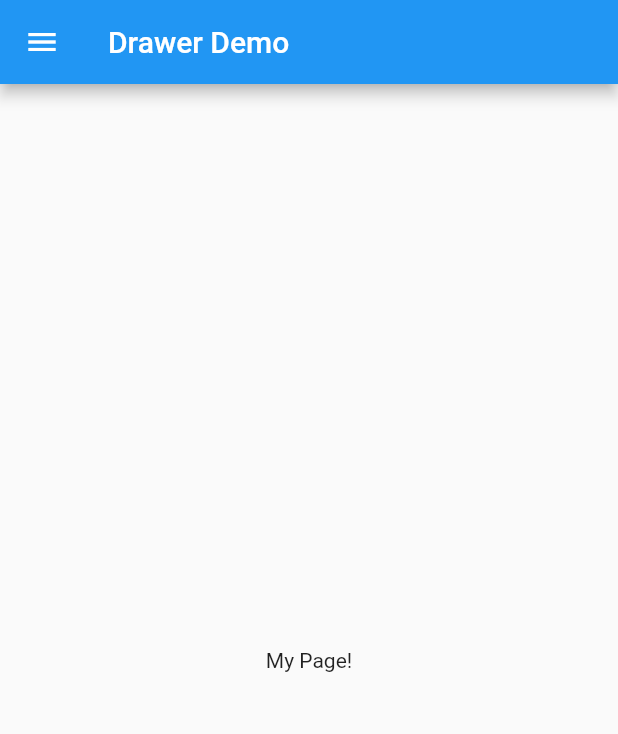
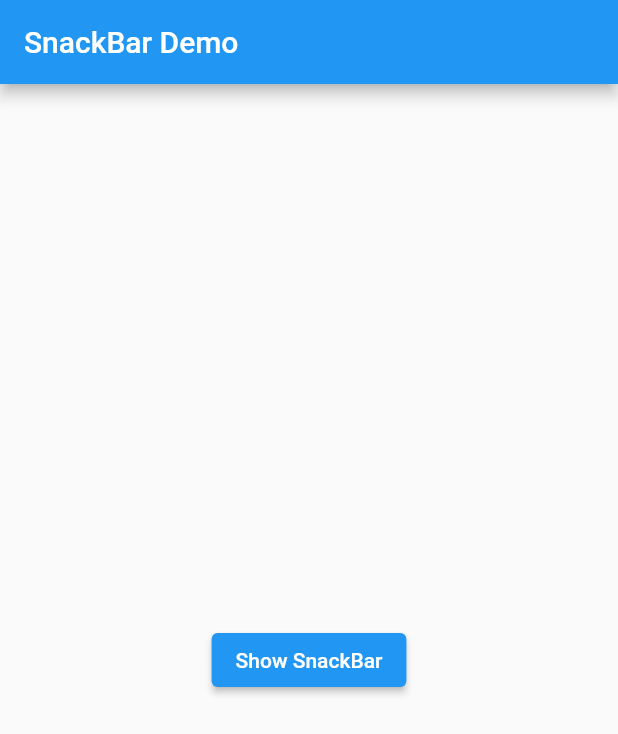
Before and after one commit to jungahsuperb/lucy, a Flutter app: the screen it shows after launch, on a phone screen of 412 x 824 dp. Shown: the top 734 px of the screen. Run offline on Flutter 3.47's test engine with Material 2 defaults, Android fonts, the phone set to English and light mode, and no system bars.

Commit message:
SnackBar

```diff
--- a/lib/main.dart
+++ b/lib/main.dart
@@ -1,60 +1,41 @@
 import 'package:flutter/material.dart';
 
-void main() => runApp(const MyApp());
+void main() => runApp(const SnackBarDemo());
 
-class MyApp extends StatelessWidget {
-  const MyApp({super.key});
-
-  static const appTitle = 'Drawer Demo';
+class SnackBarDemo extends StatelessWidget {
+  const SnackBarDemo({super.key});
 
   @override
   Widget build(BuildContext context) {
-    return const MaterialApp(
-      title: appTitle,
-      home: MyHomePage(title: appTitle),
+    return MaterialApp(
+      title: 'SnackBar Demo',
+      home: Scaffold(
+          appBar: AppBar(
+            title: Text('SnackBar Demo'),
+          ),
+          body: const SnackBarPage()),
     );
   }
 }
 
-class MyHomePage extends StatelessWidget {
-  const MyHomePage({super.key, required this.title});
-  final String title;
+class SnackBarPage extends StatelessWidget {
+  const SnackBarPage({super.key});
 
   @override
   Widget build(BuildContext context) {
-    return Scaffold(
-      appBar: AppBar(title: Text(title)),
-      body: Center(child: Text('My Page!')),
-      drawer: Drawer(
-        child: ListView(
-          padding: EdgeInsets.zero,
-          children: [
-            const DrawerHeader(
-              decoration: BoxDecoration(
-                color: Colors.blue,
-              ),
-              child: Text('Drawer Header'),
+    return Center(
+      child: ElevatedButton(
+        onPressed: () {
+          final snackBar = SnackBar(
+            content: const Text('Yay! A SnackBar!'),
+            action: SnackBarAction(
+              label: 'Undo',
+              onPressed: () {},
             ),
-            ListTile(
-              title: const Text('Item 1'),
-              onTap: () {
-                // Update the state of the app
-                // ...
-                // Then close the drawer
-                Navigator.pop(context);
-              },
-            ),
-            ListTile(
-              title: const Text('Item 2'),
-              onTap: () {
-                // Update the state of the app
-                // ...
-                // Then close the drawer
-                Navigator.pop(context);
-              },
-            ),
-          ],
-        ),
+          );
+          ScaffoldMessenger.of(context).showSnackBar(snackBar);
+        },
+        child: const Text('Show SnackBar'),
       ),
     );
   }
```
